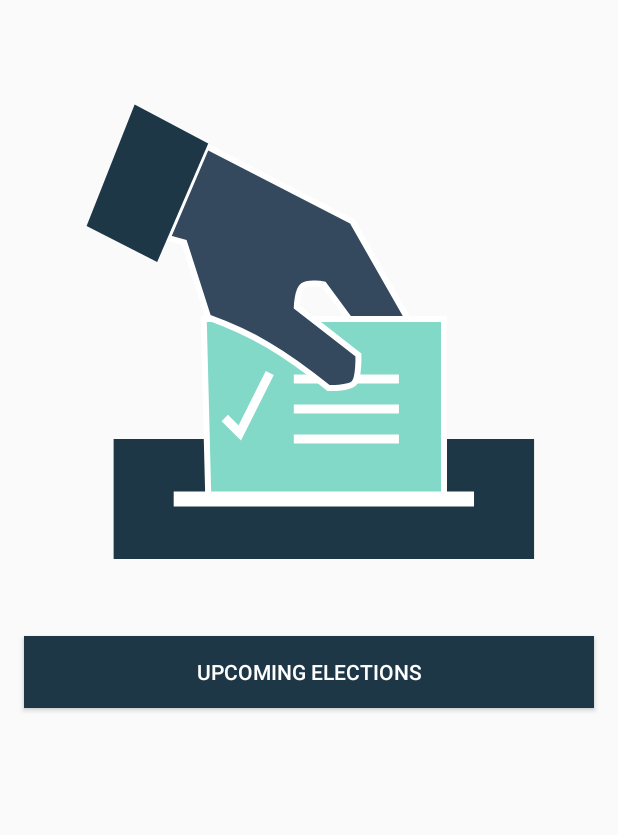
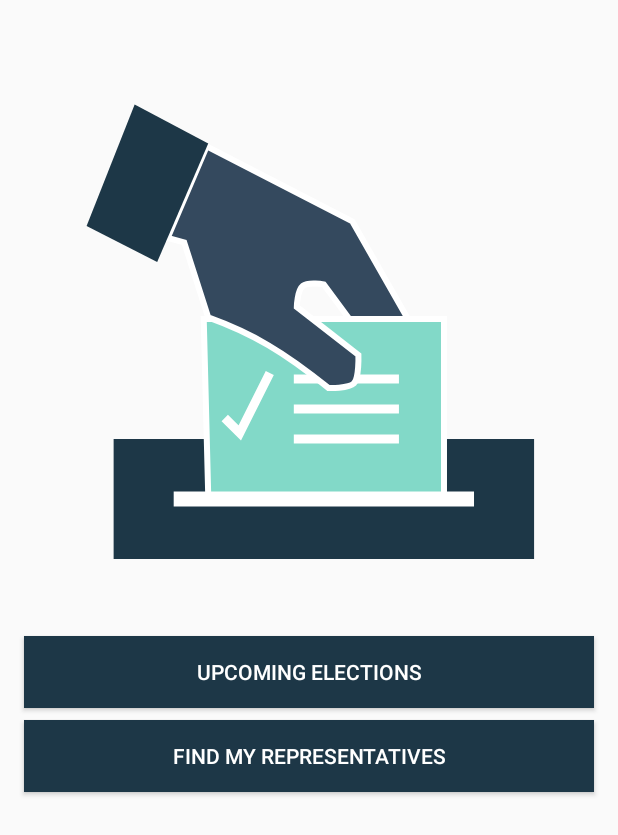
Before and after one commit to Maniak-pl/PoliticalPreparedness, an Android app: the layout fragment_launch.xml on its own in the app's theme, with its tools: preview values and no code run, on a phone screen of 412 x 824 dp. Shown: the top 835 px of the screen. Run offline under Robolectric (Android 15) with nearby library versions, the phone set to English and light mode, and no system bars.

Commit message:
Step 006: Add Button to navigate to representatives.

```diff
--- a/app/src/main/res/layout/fragment_launch.xml
+++ b/app/src/main/res/layout/fragment_launch.xml
@@ -31,7 +31,15 @@
             app:layout_constraintStart_toStartOf="parent"
             app:layout_constraintTop_toBottomOf="@+id/logo" />
 
-        <!-- TODO: Add Button to navigate to representatives. -->
+        <!-- Done: Add Button to navigate to representatives. -->
+        <androidx.appcompat.widget.AppCompatButton
+            android:id="@+id/representativeButton"
+            style="@style/Button"
+            android:layout_marginTop="@dimen/margin_small"
+            android:text="@string/find_my_representatives"
+            app:layout_constraintEnd_toEndOf="parent"
+            app:layout_constraintStart_toStartOf="parent"
+            app:layout_constraintTop_toBottomOf="@+id/upcomingButton" />
 
     </androidx.constraintlayout.widget.ConstraintLayout>
 </layout>
```
